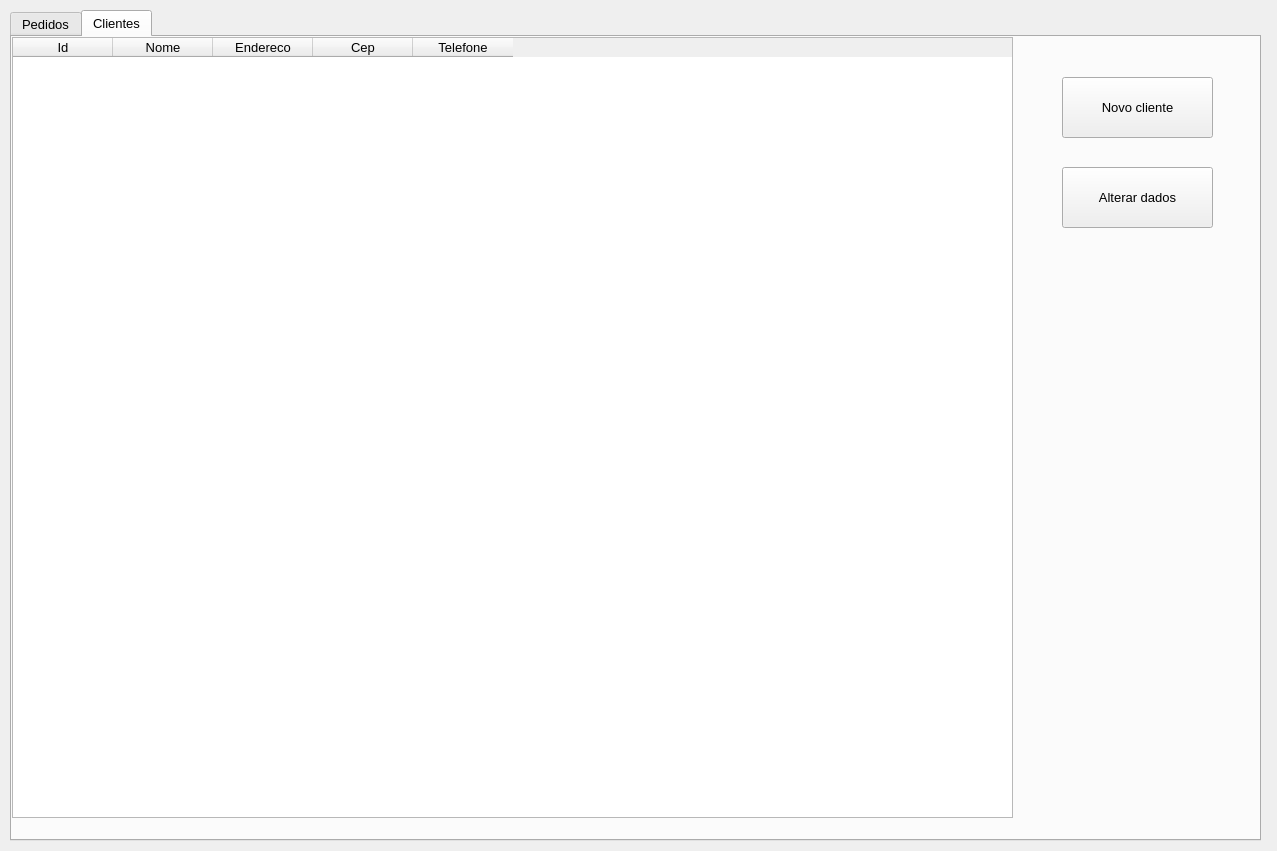
Above: secao3/main.ui from Jihad-surf/Curso_PyQt before the change. Below: the same form after it.
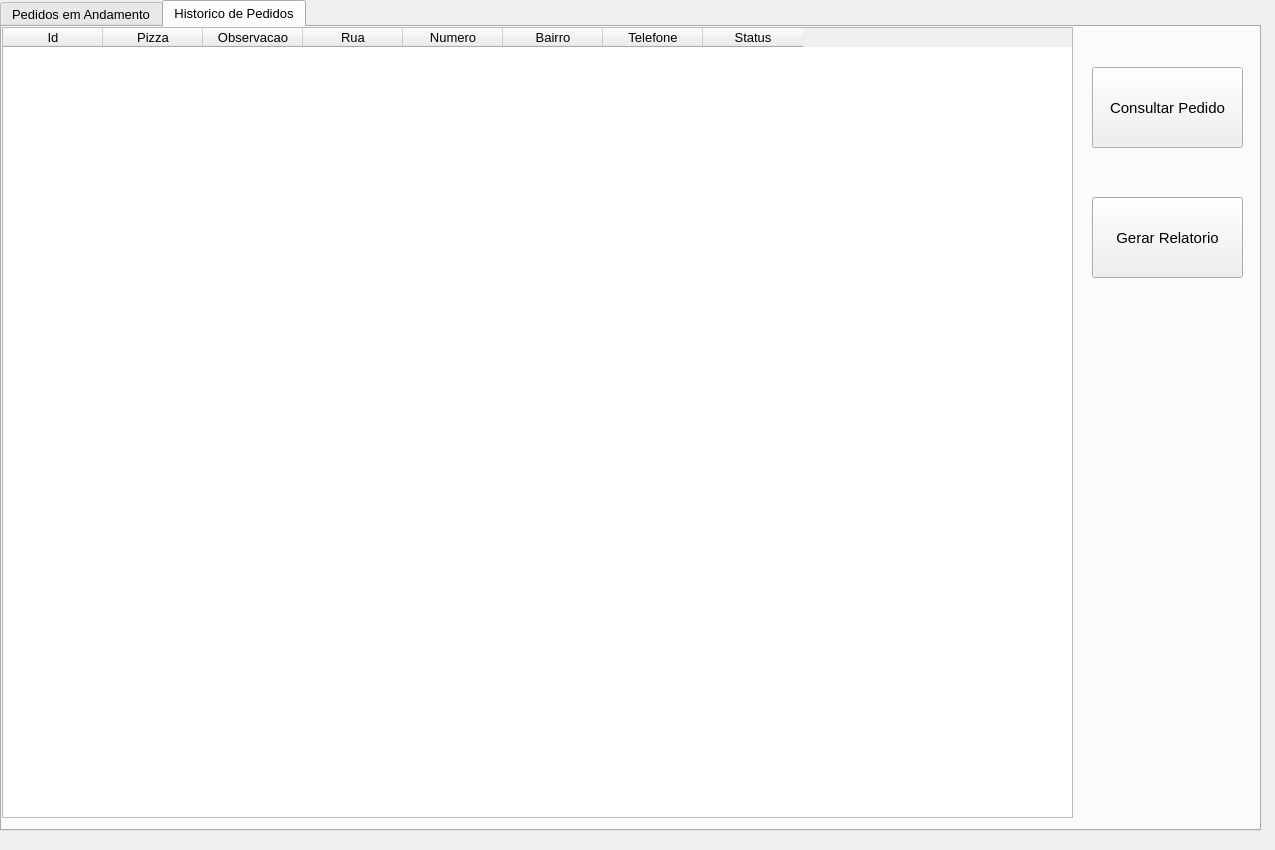
That is the form after the change. The open tabs and pages were chosen to show the change.

Diff of the .ui file:
```diff
--- a/secao3/main.ui
+++ b/secao3/main.ui
@@ -6,8 +6,8 @@
    <rect>
     <x>0</x>
     <y>0</y>
-    <width>1277</width>
-    <height>851</height>
+    <width>1275</width>
+    <height>850</height>
    </rect>
   </property>
   <property name="windowTitle">
@@ -17,9 +17,9 @@
    <widget class="QTabWidget" name="tabWidget">
     <property name="geometry">
      <rect>
-      <x>10</x>
-      <y>10</y>
-      <width>1251</width>
+      <x>0</x>
+      <y>0</y>
+      <width>1261</width>
       <height>831</height>
      </rect>
     </property>
@@ -33,7 +33,7 @@
     </property>
     <widget class="QWidget" name="tab_pedidos">
      <attribute name="title">
-      <string>Pedidos</string>
+      <string>Pedidos em Andamento</string>
      </attribute>
      <widget class="QTableWidget" name="tableWidget">
       <property name="geometry">
@@ -104,15 +104,15 @@
     </widget>
     <widget class="QWidget" name="tab_clientes">
      <attribute name="title">
-      <string>Clientes</string>
+      <string>Historico de Pedidos</string>
      </attribute>
      <widget class="QTableWidget" name="tableWidget_2">
       <property name="geometry">
        <rect>
         <x>0</x>
         <y>0</y>
-        <width>1001</width>
-        <height>781</height>
+        <width>1071</width>
+        <height>791</height>
        </rect>
       </property>
       <column>
@@ -122,17 +122,27 @@
       </column>
       <column>
        <property name="text">
-        <string>Nome</string>
+        <string>Pizza</string>
        </property>
       </column>
       <column>
        <property name="text">
-        <string>Endereco</string>
+        <string>Observacao</string>
        </property>
       </column>
       <column>
        <property name="text">
-        <string>Cep</string>
+        <string>Rua</string>
+       </property>
+      </column>
+      <column>
+       <property name="text">
+        <string>Numero</string>
+       </property>
+      </column>
+      <column>
+       <property name="text">
+        <string>Bairro</string>
        </property>
       </column>
       <column>
@@ -140,31 +150,46 @@
         <string>Telefone</string>
        </property>
       </column>
+      <column>
+       <property name="text">
+        <string>Status</string>
+       </property>
+      </column>
      </widget>
      <widget class="QPushButton" name="pushButton_3">
       <property name="geometry">
        <rect>
-        <x>1050</x>
+        <x>1090</x>
         <y>40</y>
         <width>151</width>
-        <height>61</height>
+        <height>81</height>
        </rect>
       </property>
+      <property name="font">
+       <font>
+        <pointsize>11</pointsize>
+       </font>
+      </property>
       <property name="text">
-       <string>Novo cliente</string>
+       <string>Consultar Pedido</string>
       </property>
      </widget>
      <widget class="QPushButton" name="pushButton_4">
       <property name="geometry">
        <rect>
-        <x>1050</x>
-        <y>130</y>
+        <x>1090</x>
+        <y>170</y>
         <width>151</width>
-        <height>61</height>
+        <height>81</height>
        </rect>
       </property>
+      <property name="font">
+       <font>
+        <pointsize>11</pointsize>
+       </font>
+      </property>
       <property name="text">
-       <string>Alterar dados</string>
+       <string>Gerar Relatorio</string>
       </property>
      </widget>
     </widget>
```
Left out of the diff: 57 changed lines with no effect on the pictures.
